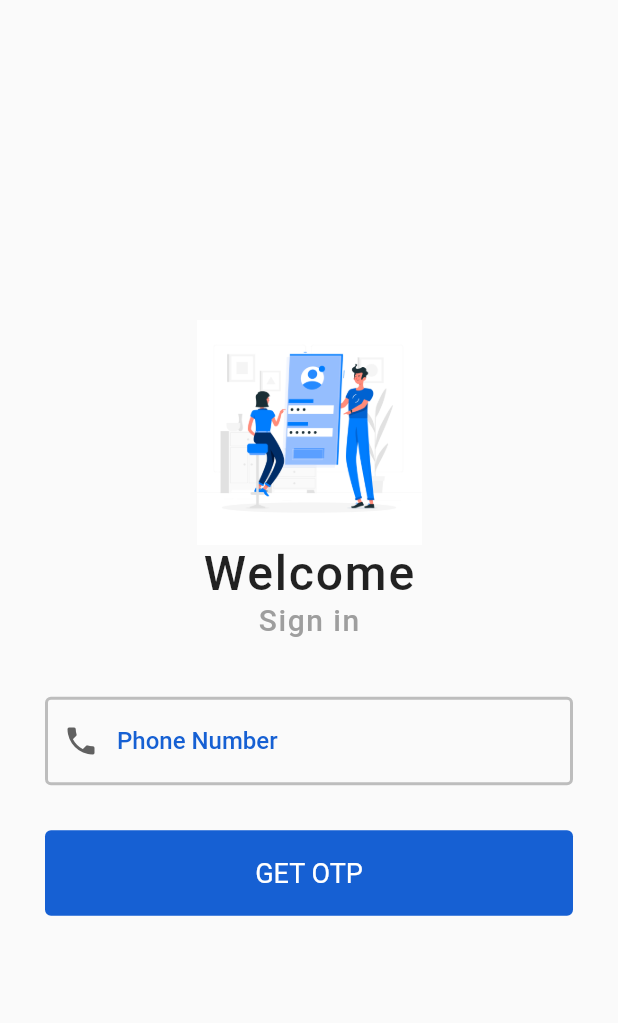
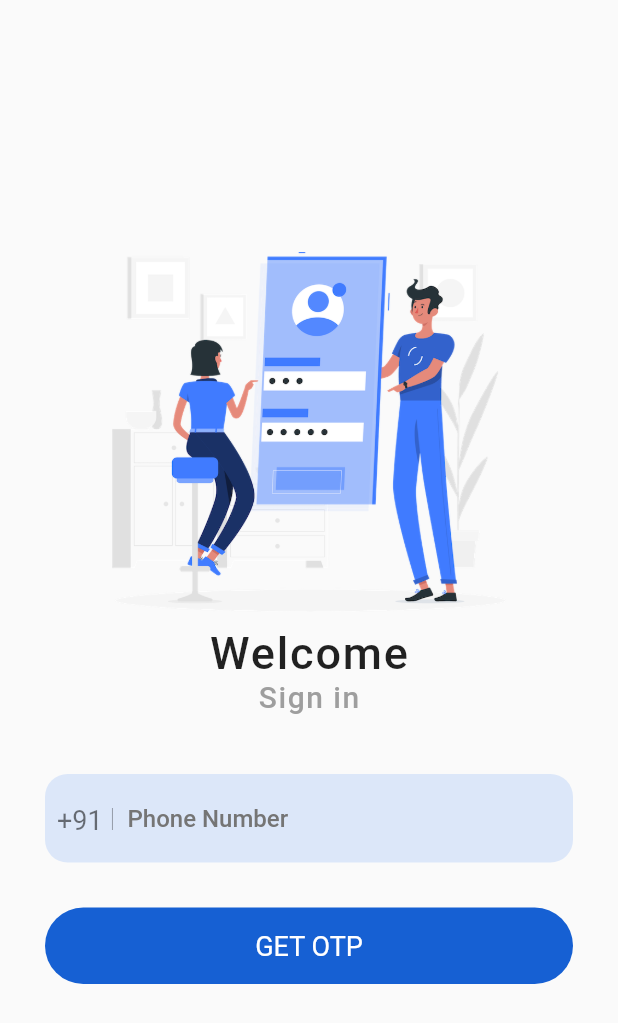
Before and after one commit to emem365/split_it, a Flutter app: the screen it shows after launch, on a phone screen of 412 x 824 dp. Shown: the top 1023 px of the screen. Run offline on Flutter 3.47's test engine with Material 2 defaults, Android fonts, the phone set to English and light mode, and no system bars; our stand-ins replace cloud_firestore, contacts_service, firebase_auth, firebase_core, permission_handler, pin_code_fields; accounts and stored records are empty.

Commit message:
Login Ui improved

```diff
--- a/lib/login/OtpVerificationPage.dart
+++ b/lib/login/OtpVerificationPage.dart
@@ -4,6 +4,7 @@ import 'package:flutter/material.dart';
 import 'package:flutter/services.dart';
 import 'package:pin_code_fields/pin_code_fields.dart';
 import 'package:firebase_auth/firebase_auth.dart';
+import 'package:split_it/constants.dart';
 import 'package:split_it/login/otp.dart';
 
 class OtpVerification extends StatefulWidget {
@@ -93,7 +94,9 @@ class _OtpVerificationState extends State<OtpVerification> {
                 body: Container(
                   height: screenHeight,
                   width: screenWidth,
+                  child: Center(
                     child: Column(
+                      mainAxisSize: MainAxisSize.min,
                       children: [
                         Padding(
                           padding: const EdgeInsets.symmetric(
@@ -103,7 +106,7 @@ class _OtpVerificationState extends State<OtpVerification> {
                               Text(
                                 "Verify your OTP",
                                 style: TextStyle(
-                                  color: Colors.blue,
+                                    color: kBlue2,
                                     fontSize: 21,
                                     fontWeight: FontWeight.bold),
                               ),
@@ -130,7 +133,7 @@ class _OtpVerificationState extends State<OtpVerification> {
                                     style: TextStyle(
                                       color: timer != 0
                                           ? Colors.grey.shade600
-                                        : Colors.blue,
+                                          : kBlue2,
                                       fontWeight: timer != 0
                                           ? FontWeight.w500
                                           : FontWeight.w800,
@@ -173,6 +176,7 @@ class _OtpVerificationState extends State<OtpVerification> {
                 ),
               ),
             ),
+          ),
           loading
               ? Center(
                   child: CircularProgressIndicator(),
@@ -208,12 +212,12 @@ class _OtpVerificationState extends State<OtpVerification> {
         keyboardType: TextInputType.number,
         pinTheme: PinTheme(
           shape: PinCodeFieldShape.box,
-          activeColor: Colors.blue,
-          activeFillColor: Colors.transparent,
-          inactiveColor: Colors.blue,
-          inactiveFillColor: Colors.transparent,
-          selectedColor: Colors.blue,
-          selectedFillColor: Colors.transparent,
+          activeColor: Color(0xFFb0cbf8).withOpacity(0.7),
+          activeFillColor: Color(0xFFb0cbf8).withOpacity(0.5),
+          inactiveColor: Color(0xFFb0cbf8).withOpacity(0.7),
+          inactiveFillColor: Colors.grey.withOpacity(0.1),
+          selectedColor: Color(0xFFb0cbf8).withOpacity(0.7),
+          selectedFillColor: Color(0xFFb0cbf8).withOpacity(0.2),
         ),
         onCompleted: (v) async {
           setState(() {
--- a/lib/login/loginPage.dart
+++ b/lib/login/loginPage.dart
@@ -24,6 +24,7 @@ class _LoginPageState extends State<LoginPage> {
   @override
   Widget build(BuildContext context) {
     return Scaffold(
+      resizeToAvoidBottomInset: true,
       body: SafeArea(
         child: Stack(
           children: [
@@ -35,19 +36,22 @@ class _LoginPageState extends State<LoginPage> {
                   padding: EdgeInsets.symmetric(horizontal: 30),
                   child: Form(
                     key: formKey,
+                    child: Center(
                       child: Column(
                           mainAxisAlignment: MainAxisAlignment.center,
+                          mainAxisSize: MainAxisSize.min,
                           children: [
                             Image.asset(
-                            'assets/images/login.jpg',
-                            height: 150,
+                              'assets/images/login.png',
+                              height: 240,
                             ),
+                            SizedBox(height: 10),
                             Text(
                               "Welcome",
                               style: TextStyle(
                                   letterSpacing: 1.2,
-                                fontSize: 32,
-                                // color: Colors.black,
+                                  fontSize: 30,
+                                  color: Colors.black87,
                                   fontWeight: FontWeight.w500),
                             ),
                             Text(
@@ -80,9 +84,13 @@ class _LoginPageState extends State<LoginPage> {
                                       print("Error!!!!!");
                                   },
                                   style: TextButton.styleFrom(
+                                      shape: RoundedRectangleBorder(
+                                        borderRadius:
+                                            BorderRadius.circular(30.0),
+                                      ),
                                       backgroundColor: kBlue2,
                                       padding:
-                                        EdgeInsets.symmetric(vertical: 18)),
+                                          EdgeInsets.symmetric(vertical: 15)),
                                   child: Container(
                                     width: double.infinity,
                                     child: Center(
@@ -98,6 +106,7 @@ class _LoginPageState extends State<LoginPage> {
                                   )),
                             ),
                           ]),
+                    ),
                   ),
                 ),
               ),
@@ -128,28 +137,33 @@ class PhoneTextField extends StatelessWidget {
       style:
           TextStyle(color: Colors.grey.shade700, fontWeight: FontWeight.w500),
       decoration: InputDecoration(
-        enabledBorder: OutlineInputBorder(
-            borderSide: BorderSide(width: 2, color: Colors.grey.shade400)),
-        focusedBorder: OutlineInputBorder(
-            borderSide: BorderSide(
-          width: 2,
-          color: kBlue2,
-        )),
-        labelText: "Phone Number",
-        labelStyle: TextStyle(
-          fontWeight: FontWeight.w500,
-          color: kBlue2,
-        ),
+        filled: true,
+        fillColor: Color(0xFFb0cbf8).withOpacity(0.4),
         hintText: "Phone Number",
         hintStyle: TextStyle(
           fontWeight: FontWeight.w500,
-          color: Colors.grey.shade400,
+          color: Colors.grey.shade600,
         ),
-        prefixIcon: Icon(
-          Icons.phone,
-          color: Colors.grey.shade700,
+        prefixIcon: Padding(
+            padding: const EdgeInsets.symmetric(horizontal: 8.0, vertical: 17),
+            child: RichText(
+              text: TextSpan(
+                text: '+91 ',
+                style: TextStyle(
+                    color: Colors.black54,
+                    fontSize: 18,
+                    fontWeight: FontWeight.w400),
+                children: <TextSpan>[
+                  TextSpan(
+                      text: 'l',
+                      style:
+                          TextStyle(fontWeight: FontWeight.w200, fontSize: 20)),
+                ],
               ),
-        border: OutlineInputBorder(borderRadius: BorderRadius.circular(10)),
+            )),
+        border: OutlineInputBorder(
+            borderRadius: BorderRadius.circular(15),
+            borderSide: BorderSide.none),
       ),
       validator: (value) {
         if (value.length != 10) {
```
Also changed, not shown: assets/images/login.jpg (deleted), assets/images/login.png (added). Lines whose indentation alone changed are shown as unchanged.
